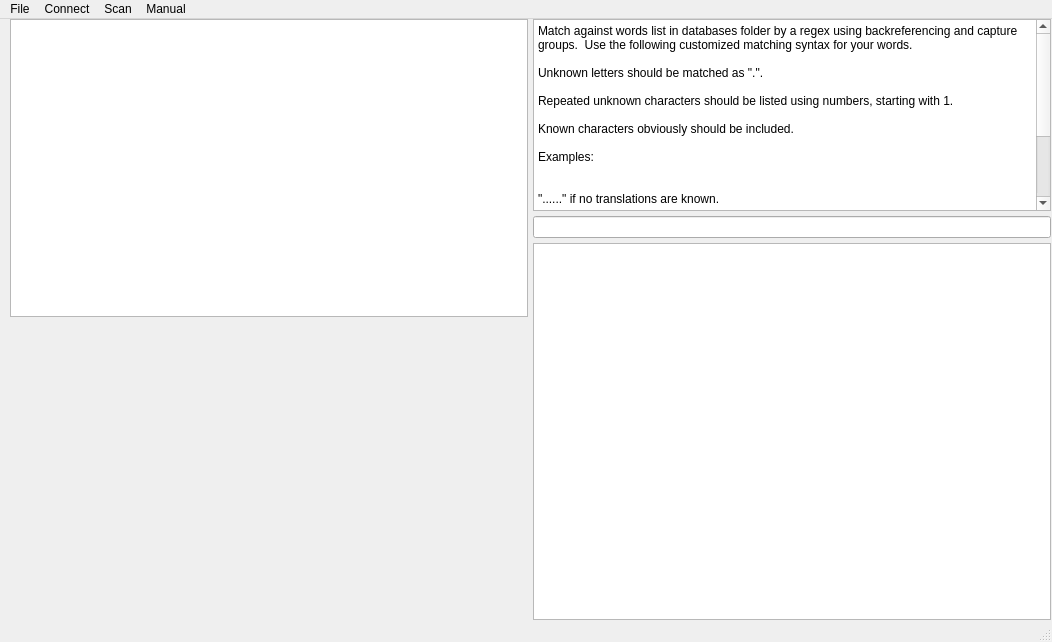
First picture: the form in cipher.ui, repository bheins/ciphersolver, before the edit.
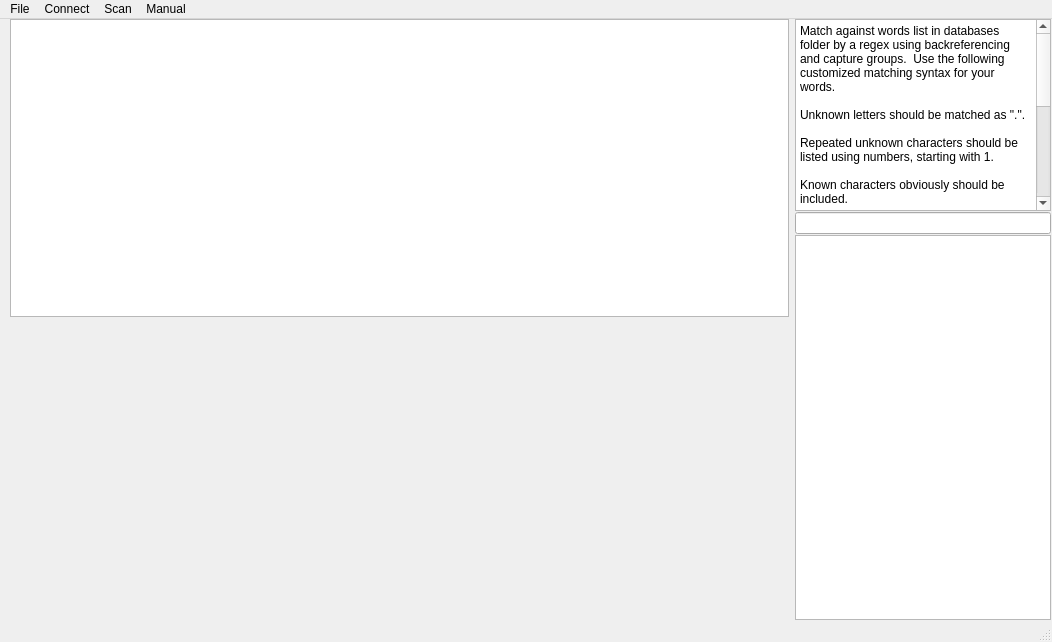
Second picture: the form after the edit.

The edit to the form file:
```diff
--- a/cipher.ui
+++ b/cipher.ui
@@ -11,7 +11,7 @@
    </rect>
   </property>
   <property name="sizePolicy">
-   <sizepolicy hsizetype="Minimum" vsizetype="Minimum">
+   <sizepolicy hsizetype="Expanding" vsizetype="Expanding">
     <horstretch>0</horstretch>
     <verstretch>0</verstretch>
    </sizepolicy>
@@ -21,7 +21,7 @@
   </property>
   <widget class="QWidget" name="centralwidget">
    <property name="sizePolicy">
-    <sizepolicy hsizetype="Minimum" vsizetype="Minimum">
+    <sizepolicy hsizetype="Fixed" vsizetype="Fixed">
      <horstretch>1</horstretch>
      <verstretch>1</verstretch>
     </sizepolicy>
@@ -35,52 +35,80 @@
       <height>601</height>
      </rect>
     </property>
-    <layout class="QHBoxLayout" name="CipherUIHorizontalLayout" stretch="0,0">
+    <layout class="QHBoxLayout" name="CipherUIHorizontalLayout" stretch="0,0,0">
      <property name="spacing">
-      <number>5</number>
+      <number>1</number>
+     </property>
+     <property name="sizeConstraint">
+      <enum>QLayout::SetMaximumSize</enum>
      </property>
      <item>
-      <layout class="QVBoxLayout" name="SolverVerticalLayout" stretch="0,0">
+      <layout class="QVBoxLayout" name="VerticalLayout">
        <property name="spacing">
-        <number>5</number>
+        <number>1</number>
+       </property>
+       <property name="sizeConstraint">
+        <enum>QLayout::SetFixedSize</enum>
        </property>
        <item>
-        <widget class="QTextEdit" name="textEdit">
+        <widget class="QPlainTextEdit" name="Cipher">
          <property name="sizePolicy">
-          <sizepolicy hsizetype="Minimum" vsizetype="Minimum">
-           <horstretch>0</horstretch>
-           <verstretch>0</verstretch>
+          <sizepolicy hsizetype="Expanding" vsizetype="Expanding">
+           <horstretch>1</horstretch>
+           <verstretch>1</verstretch>
           </sizepolicy>
          </property>
-         <property name="sizeAdjustPolicy">
-          <enum>QAbstractScrollArea::AdjustToContents</enum>
-         </property>
-         <property name="html">
-          <string notr="true">&lt;!DOCTYPE HTML PUBLIC &quot;-//W3C//DTD HTML 4.0//EN&quot; &quot;http://www.w3.org/TR/REC-html40/strict.dtd&quot;&gt;
-&lt;html&gt;&lt;head&gt;&lt;meta name=&quot;qrichtext&quot; content=&quot;1&quot; /&gt;&lt;style type=&quot;text/css&quot;&gt;
-p, li { white-space: pre-wrap; }
-&lt;/style&gt;&lt;/head&gt;&lt;body style=&quot; font-family:'MS Shell Dlg 2'; font-size:8.25pt; font-weight:400; font-style:normal;&quot;&gt;
-&lt;p style=&quot;-qt-paragraph-type:empty; margin-top:0px; margin-bottom:0px; margin-left:0px; margin-right:0px; -qt-block-indent:0; text-indent:0px; font-family:'Courier'; font-size:12pt;&quot;&gt;&lt;br /&gt;&lt;/p&gt;&lt;/body&gt;&lt;/html&gt;</string>
-         </property>
-         <property name="acceptRichText">
-          <bool>false</bool>
-         </property>
         </widget>
        </item>
        <item>
-        <widget class="QWidget" name="Solver" native="true">
+        <spacer name="verticalSpacer">
+         <property name="orientation">
+          <enum>Qt::Vertical</enum>
+         </property>
+         <property name="sizeType">
+          <enum>QSizePolicy::Fixed</enum>
+         </property>
+         <property name="sizeHint" stdset="0">
+          <size>
+           <width>20</width>
+           <height>5</height>
+          </size>
+         </property>
+        </spacer>
+       </item>
+       <item>
+        <widget class="QWidget" name="SolverMain" native="true">
          <property name="sizePolicy">
-          <sizepolicy hsizetype="Minimum" vsizetype="Minimum">
-           <horstretch>0</horstretch>
-           <verstretch>0</verstretch>
+          <sizepolicy hsizetype="Expanding" vsizetype="Expanding">
+           <horstretch>1</horstretch>
+           <verstretch>1</verstretch>
           </sizepolicy>
          </property>
         </widget>
        </item>
       </layout>
      </item>
+     <item>
+      <spacer name="horizontalSpacer">
+       <property name="orientation">
+        <enum>Qt::Horizontal</enum>
+       </property>
+       <property name="sizeType">
+        <enum>QSizePolicy::Minimum</enum>
+       </property>
+       <property name="sizeHint" stdset="0">
+        <size>
+         <width>5</width>
+         <height>20</height>
+        </size>
+       </property>
+      </spacer>
+     </item>
      <item>
       <layout class="QVBoxLayout" name="CipherVerticalLayout" stretch="0,0,0">
+       <property name="sizeConstraint">
+        <enum>QLayout::SetFixedSize</enum>
+       </property>
        <item>
         <widget class="QPlainTextEdit" name="plainTextEdit">
          <property name="sizePolicy">
```
Left out of the diff: 25 changed lines with no effect on the pictures.
